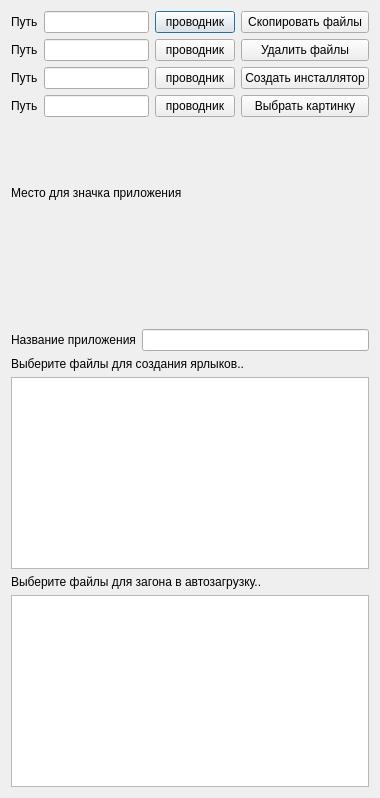
The window that create_installator/create_installator.ui (Harismus/Installator_Solution) describes before a commit, drawn with Qt 5.
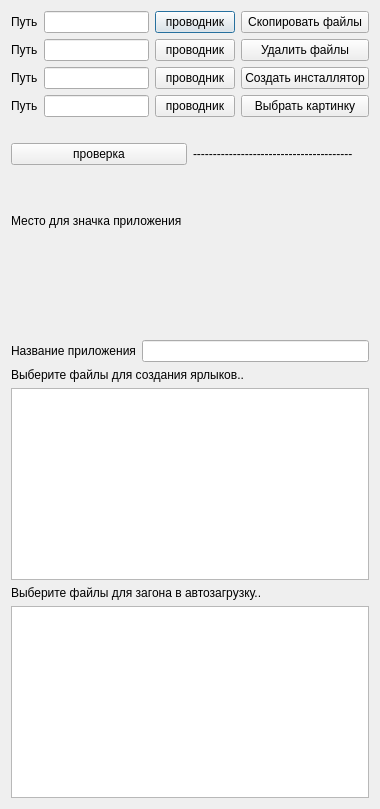
The same window after the commit.

```diff
--- a/create_installator/create_installator.ui
+++ b/create_installator/create_installator.ui
@@ -7,7 +7,7 @@
     <x>0</x>
     <y>0</y>
     <width>380</width>
-    <height>798</height>
+    <height>809</height>
    </rect>
   </property>
   <property name="sizePolicy">
@@ -175,6 +175,24 @@
        </property>
       </spacer>
      </item>
+     <item>
+      <layout class="QHBoxLayout" name="layValid">
+       <item>
+        <widget class="QPushButton" name="pbValidator">
+         <property name="text">
+          <string>проверка</string>
+         </property>
+        </widget>
+       </item>
+       <item>
+        <widget class="QLabel" name="lblValid">
+         <property name="text">
+          <string>----------------------------------------</string>
+         </property>
+        </widget>
+       </item>
+      </layout>
+     </item>
      <item>
       <widget class="QLabel" name="lbl_icon">
        <property name="minimumSize">
```
Left out of the diff: 10 changed lines with no effect on the pictures.
